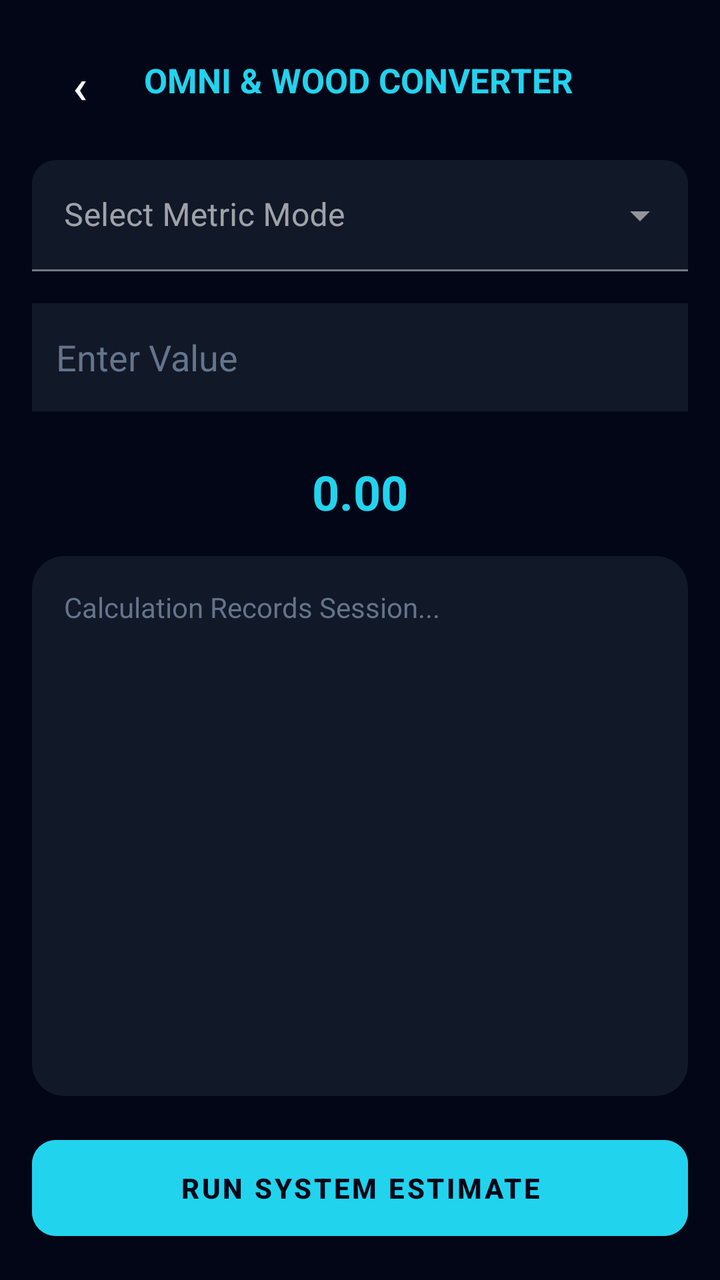
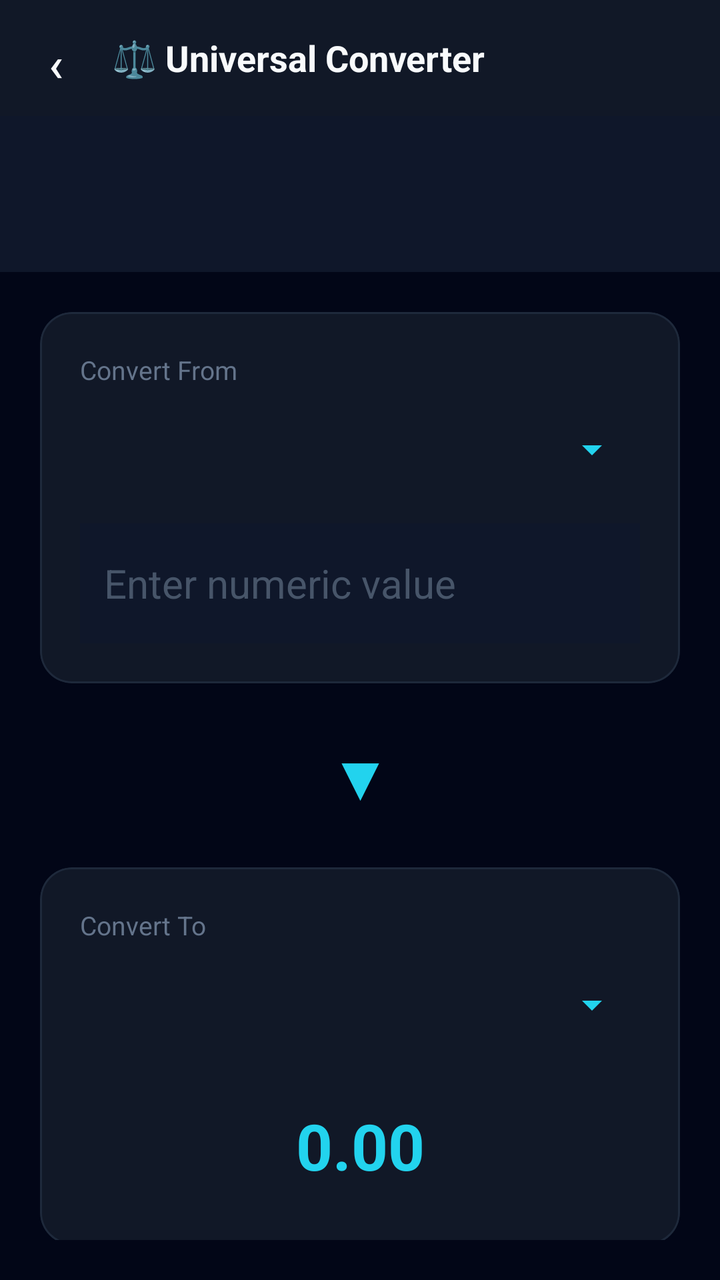

Two renders of the same Android screen: before a commit and after it. Below are the layout's source before the change and the commit's diff.
<!-- AndroidManifest.xml: application theme Theme.UltraCalc -->
<!-- res/layout/activity_converter.xml -->
<?xml version="1.0" encoding="utf-8"?>
<androidx.constraintlayout.widget.ConstraintLayout 
    xmlns:android="http://schemas.android.com/apk/res/android"
    xmlns:app="http://schemas.android.com/apk/res-auto"
    android:layout_width="match_parent"
    android:layout_height="match_parent"
    android:background="#020617"
    android:padding="16dp">

    <LinearLayout
        android:id="@+id/topBar"
        android:layout_width="match_parent"
        android:layout_height="wrap_content"
        android:orientation="horizontal"
        android:gravity="center_vertical"
        app:layout_constraintTop_toTopOf="parent">
        
        <com.google.android.material.button.MaterialButton
            android:id="@+id/btnBack"
            style="@style/Widget.MaterialComponents.Button.TextButton"
            android:layout_width="48dp"
            android:layout_height="48dp"
            android:text="‹"
            android:textSize="24sp"
            android:textColor="#F8FAFC"
            app:cornerRadius="24dp"/>
            
        <TextView
            android:layout_width="wrap_content"
            android:layout_height="wrap_content"
            android:text="OMNI &amp; WOOD CONVERTER"
            android:textColor="#22D3EE"
            android:textSize="17sp"
            android:textStyle="bold"
            android:layout_marginStart="8dp"/>
    </LinearLayout>

    <com.google.android.material.textfield.TextInputLayout
        android:id="@+id/dropdownContainer"
        style="@style/Widget.MaterialComponents.TextInputLayout.FilledBox.ExposedDropdownMenu"
        android:layout_width="match_parent"
        android:layout_height="wrap_content"
        android:layout_marginTop="16dp"
        app:boxBackgroundColor="#111827"
        app:boxCornerRadiusTopStart="12dp"
        app:boxCornerRadiusTopEnd="12dp"
        app:hintTextColor="#22D3EE"
        app:layout_constraintTop_toBottomOf="@id/topBar">

        <AutoCompleteTextView
            android:id="@+id/modeSelector"
            android:layout_width="match_parent"
            android:layout_height="wrap_content"
            android:hint="Select Metric Mode"
            android:inputType="none"
            android:textColor="#F8FAFC"/>
    </com.google.android.material.textfield.TextInputLayout>

    <LinearLayout
        android:id="@+id/inputContainer"
        android:layout_width="match_parent"
        android:layout_height="wrap_content"
        android:layout_marginTop="16dp"
        android:orientation="vertical"
        app:layout_constraintTop_toBottomOf="@id/dropdownContainer">

        <EditText
            android:id="@+id/inputPrimary"
            android:layout_width="match_parent"
            android:layout_height="54dp"
            android:background="#111827"
            android:padding="12dp"
            android:hint="Enter Value"
            android:textColorHint="#64748B"
            android:inputType="numberDecimal"
            android:textColor="#F8FAFC"
            android:layout_marginBottom="8dp"/>

        <EditText
            android:id="@+id/inputSecondary"
            android:layout_width="match_parent"
            android:layout_height="54dp"
            android:background="#111827"
            android:padding="12dp"
            android:hint="Width / Girth (in)"
            android:textColorHint="#64748B"
            android:inputType="numberDecimal"
            android:textColor="#F8FAFC"
            android:visibility="gone"
            android:layout_marginBottom="8dp"/>

        <EditText
            android:id="@+id/inputTertiary"
            android:layout_width="match_parent"
            android:layout_height="54dp"
            android:background="#111827"
            android:padding="12dp"
            android:hint="Thickness (in)"
            android:textColorHint="#64748B"
            android:inputType="numberDecimal"
            android:textColor="#F8FAFC"
            android:visibility="gone"
            android:layout_marginBottom="8dp"/>

        <LinearLayout
            android:layout_width="match_parent"
            android:layout_height="wrap_content"
            android:orientation="horizontal">

            <EditText
                android:id="@+id/inputPieces"
                android:layout_width="0dp"
                android:layout_height="54dp"
                android:layout_weight="1"
                android:background="#111827"
                android:padding="12dp"
                android:hint="No. of Pieces"
                android:textColorHint="#64748B"
                android:inputType="number"
                android:text="1"
                android:textColor="#F8FAFC"
                android:visibility="gone"
                android:layout_marginEnd="4dp"/>

            <EditText
                android:id="@+id/inputPricePerUnit"
                android:layout_width="0dp"
                android:layout_height="54dp"
                android:layout_weight="1.2"
                android:background="#111827"
                android:padding="12dp"
                android:hint="Price per Unit (৳)"
                android:textColorHint="#64748B"
                android:inputType="numberDecimal"
                android:textColor="#F8FAFC"
                android:visibility="gone"
                android:layout_marginStart="4dp"/>
        </LinearLayout>
    </LinearLayout>

    <TextView
        android:id="@+id/resultDisplay"
        android:layout_width="match_parent"
        android:layout_height="wrap_content"
        android:layout_marginTop="16dp"
        android:text="0.00"
        android:textColor="#22D3EE"
        android:textSize="24sp"
        android:gravity="center"
        android:textStyle="bold"
        app:layout_constraintTop_toBottomOf="@id/inputContainer"/>

    <androidx.cardview.widget.CardView
        android:layout_width="match_parent"
        android:layout_height="0dp"
        android:layout_marginTop="16dp"
        android:layout_marginBottom="16dp"
        app:cardBackgroundColor="#111827"
        app:cardCornerRadius="16dp"
        app:cardElevation="0dp"
        app:layout_constraintTop_toBottomOf="@id/resultDisplay"
        app:layout_constraintBottom_toTopOf="@id/btnAction">
        
        <ScrollView
            android:layout_width="match_parent"
            android:layout_height="match_parent"
            android:padding="16dp">
            <TextView
                android:id="@+id/historyList"
                android:layout_width="match_parent"
                android:layout_height="wrap_content"
                android:text="Calculation Records Session..."
                android:textColor="#64748B"
                android:lineSpacingExtra="6dp"/>
        </ScrollView>
    </androidx.cardview.widget.CardView>

    <com.google.android.material.button.MaterialButton
        android:id="@+id/btnAction"
        android:layout_width="match_parent"
        android:layout_height="60dp"
        android:text="RUN SYSTEM ESTIMATE"
        android:backgroundTint="#22D3EE"
        android:textColor="#020617"
        android:textStyle="bold"
        app:cornerRadius="12dp"
        app:layout_constraintBottom_toBottomOf="parent"/>

</androidx.constraintlayout.widget.ConstraintLayout>
<!-- resources referenced by this layout -->
<resources>
  <style name="Theme.UltraCalc" parent="Theme.MaterialComponents.NoActionBar">
          <item name="colorPrimary">@color/primary</item>
          <item name="colorPrimaryVariant">@color/primaryDark</item>
          <item name="colorOnPrimary">@color/white</item>
          <item name="colorSecondary">@color/accentCyan</item>
          <item name="android:windowBackground">@color/bg</item>
          <item name="android:statusBarColor">@color/bg</item>
          <item name="android:navigationBarColor">@color/bg</item>
          <item name="android:windowLightStatusBar">false</item>
      </style>
  <color name="primary">#7C6FFF</color>
  <color name="primaryDark">#5A4FCC</color>
  <color name="white">#FFFFFF</color>
  <color name="accentCyan">#00E5FF</color>
  <color name="bg">#0D0D1A</color>
</resources>

<!-- the commit's change to res/layout/activity_converter.xml (unified diff, before → after) -->
@@ -1,20 +1,20 @@
 <?xml version="1.0" encoding="utf-8"?>
-<androidx.constraintlayout.widget.ConstraintLayout 
-    xmlns:android="http://schemas.android.com/apk/res/android"
+<LinearLayout xmlns:android="http://schemas.android.com/apk/res/android"
     xmlns:app="http://schemas.android.com/apk/res-auto"
     android:layout_width="match_parent"
     android:layout_height="match_parent"
-    android:background="#020617"
-    android:padding="16dp">
+    android:orientation="vertical"
+    android:background="#020617">
 
     <LinearLayout
-        android:id="@+id/topBar"
         android:layout_width="match_parent"
-        android:layout_height="wrap_content"
+        android:layout_height="58dp"
         android:orientation="horizontal"
         android:gravity="center_vertical"
-        app:layout_constraintTop_toTopOf="parent">
-        
+        android:paddingStart="4dp"
+        android:paddingEnd="16dp"
+        android:background="#111827">
+
         <com.google.android.material.button.MaterialButton
             android:id="@+id/btnBack"
             style="@style/Widget.MaterialComponents.Button.TextButton"
@@ -24,166 +24,140 @@
             android:textSize="24sp"
             android:textColor="#F8FAFC"
             app:cornerRadius="24dp"/>
-            
+
         <TextView
             android:layout_width="wrap_content"
             android:layout_height="wrap_content"
-            android:text="OMNI &amp; WOOD CONVERTER"
-            android:textColor="#22D3EE"
-            android:textSize="17sp"
+            android:text="⚖️ Universal Converter"
+            android:textSize="18sp"
             android:textStyle="bold"
-            android:layout_marginStart="8dp"/>
+            android:textColor="#F8FAFC"
+            android:layout_marginStart="4dp"/>
     </LinearLayout>
 
-    <com.google.android.material.textfield.TextInputLayout
-        android:id="@+id/dropdownContainer"
-        style="@style/Widget.MaterialComponents.TextInputLayout.FilledBox.ExposedDropdownMenu"
+    <HorizontalScrollView
         android:layout_width="match_parent"
-        android:layout_height="wrap_content"
-        android:layout_marginTop="16dp"
-        app:boxBackgroundColor="#111827"
-        app:boxCornerRadiusTopStart="12dp"
-        app:boxCornerRadiusTopEnd="12dp"
-        app:hintTextColor="#22D3EE"
-        app:layout_constraintTop_toBottomOf="@id/topBar">
+        android:layout_height="78dp"
+        android:background="#0F172A"
+        android:scrollbars="none"
+        android:fillViewport="true">
+        
+        <LinearLayout
+            android:id="@+id/toolBar"
+            android:layout_width="wrap_content"
+            android:layout_height="match_parent"
+            android:orientation="horizontal"
+            android:gravity="center_vertical"/>
+    </HorizontalScrollView>
 
-        <AutoCompleteTextView
-            android:id="@+id/modeSelector"
-            android:layout_width="match_parent"
-            android:layout_height="wrap_content"
-            android:hint="Select Metric Mode"
-            android:inputType="none"
-            android:textColor="#F8FAFC"/>
-    </com.google.android.material.textfield.TextInputLayout>
-
-    <LinearLayout
-        android:id="@+id/inputContainer"
+    <ScrollView
         android:layout_width="match_parent"
-        android:layout_height="wrap_content"
-        android:layout_marginTop="16dp"
-        android:orientation="vertical"
-        app:layout_constraintTop_toBottomOf="@id/dropdownContainer">
-
-        <EditText
-            android:id="@+id/inputPrimary"
-            android:layout_width="match_parent"
-            android:layout_height="54dp"
-            android:background="#111827"
-            android:padding="12dp"
-            android:hint="Enter Value"
-            android:textColorHint="#64748B"
-            android:inputType="numberDecimal"
-            android:textColor="#F8FAFC"
-            android:layout_marginBottom="8dp"/>
-
-        <EditText
-            android:id="@+id/inputSecondary"
-            android:layout_width="match_parent"
-            android:layout_height="54dp"
-            android:background="#111827"
-            android:padding="12dp"
-            android:hint="Width / Girth (in)"
-            android:textColorHint="#64748B"
-            android:inputType="numberDecimal"
-            android:textColor="#F8FAFC"
-            android:visibility="gone"
-            android:layout_marginBottom="8dp"/>
-
-        <EditText
-            android:id="@+id/inputTertiary"
-            android:layout_width="match_parent"
-            android:layout_height="54dp"
-            android:background="#111827"
-            android:padding="12dp"
-            android:hint="Thickness (in)"
-            android:textColorHint="#64748B"
-            android:inputType="numberDecimal"
-            android:textColor="#F8FAFC"
-            android:visibility="gone"
-            android:layout_marginBottom="8dp"/>
-
+        android:layout_height="match_parent"
+        android:padding="20dp">
+        
         <LinearLayout
             android:layout_width="match_parent"
             android:layout_height="wrap_content"
-            android:orientation="horizontal">
+            android:orientation="vertical">
 
-            <EditText
-                android:id="@+id/inputPieces"
-                android:layout_width="0dp"
-                android:layout_height="54dp"
-                android:layout_weight="1"
-                android:background="#111827"
-                android:padding="12dp"
-                android:hint="No. of Pieces"
-                android:textColorHint="#64748B"
-                android:inputType="number"
-                android:text="1"
-                android:textColor="#F8FAFC"
-                android:visibility="gone"
-                android:layout_marginEnd="4dp"/>
-
-            <EditText
-                android:id="@+id/inputPricePerUnit"
-                android:layout_width="0dp"
-                android:layout_height="54dp"
-                android:layout_weight="1.2"
-                android:background="#111827"
-                android:padding="12dp"
-                android:hint="Price per Unit (৳)"
-                android:textColorHint="#64748B"
-                android:inputType="numberDecimal"
-                android:textColor="#F8FAFC"
-                android:visibility="gone"
-                android:layout_marginStart="4dp"/>
-        </LinearLayout>
-    </LinearLayout>
-
-    <TextView
-        android:id="@+id/resultDisplay"
-        android:layout_width="match_parent"
-        android:layout_height="wrap_content"
-        android:layout_marginTop="16dp"
-        android:text="0.00"
-        android:textColor="#22D3EE"
-        android:textSize="24sp"
-        android:gravity="center"
-        android:textStyle="bold"
-        app:layout_constraintTop_toBottomOf="@id/inputContainer"/>
-
-    <androidx.cardview.widget.CardView
-        android:layout_width="match_parent"
-        android:layout_height="0dp"
-        android:layout_marginTop="16dp"
-        android:layout_marginBottom="16dp"
-        app:cardBackgroundColor="#111827"
-        app:cardCornerRadius="16dp"
-        app:cardElevation="0dp"
-        app:layout_constraintTop_toBottomOf="@id/resultDisplay"
-        app:layout_constraintBottom_toTopOf="@id/btnAction">
-        
-        <ScrollView
-            android:layout_width="match_parent"
-            android:layout_height="match_parent"
-            android:padding="16dp">
-            <TextView
-                android:id="@+id/historyList"
+            <com.google.android.material.card.MaterialCardView
                 android:layout_width="match_parent"
                 android:layout_height="wrap_content"
-                android:text="Calculation Records Session..."
-                android:textColor="#64748B"
-                android:lineSpacingExtra="6dp"/>
-        </ScrollView>
-    </androidx.cardview.widget.CardView>
+                app:cardBackgroundColor="#111827"
+                app:cardCornerRadius="16dp"
+                app:strokeWidth="1dp"
+                app:strokeColor="#1E293B"
+                app:cardElevation="0dp"
+                android:layout_marginBottom="24dp">
 
-    <com.google.android.material.button.MaterialButton
-        android:id="@+id/btnAction"
-        android:layout_width="match_parent"
-        android:layout_height="60dp"
-        android:text="RUN SYSTEM ESTIMATE"
-        android:backgroundTint="#22D3EE"
-        android:textColor="#020617"
-        android:textStyle="bold"
-        app:cornerRadius="12dp"
-        app:layout_constraintBottom_toBottomOf="parent"/>
+                <LinearLayout
+                    android:layout_width="match_parent"
+                    android:layout_height="wrap_content"
+                    android:orientation="vertical"
+                    android:padding="20dp">
 
-</androidx.constraintlayout.widget.ConstraintLayout>
+                    <TextView
+                        android:layout_width="match_parent"
+                        android:layout_height="wrap_content"
+                        android:text="Convert From"
+                        android:textColor="#64748B"
+                        android:textSize="13sp"
+                        android:layout_marginBottom="6dp"/>
+
+                    <Spinner
+                        android:id="@+id/spinnerFrom"
+                        android:layout_width="match_parent"
+                        android:layout_height="50dp"
+                        android:backgroundTint="#22D3EE"
+                        android:layout_marginBottom="12dp"/>
+
+                    <EditText
+                        android:id="@+id/etInput"
+                        android:layout_width="match_parent"
+                        android:layout_height="60dp"
+                        android:background="#0F172A"
+                        android:hint="Enter numeric value"
+                        android:textColorHint="#475569"
+                        android:textColor="#F8FAFC"
+                        android:textSize="20sp"
+                        android:inputType="numberDecimal|numberSigned"
+                        android:padding="12dp"/>
+                </LinearLayout>
+            </com.google.android.material.card.MaterialCardView>
+
+            <TextView
+                android:layout_width="match_parent"
+                android:layout_height="wrap_content"
+                android:text="▼"
+                android:textSize="32sp"
+                android:textColor="#22D3EE"
+                android:gravity="center"
+                android:layout_marginBottom="24dp"/>
+
+            <com.google.android.material.card.MaterialCardView
+                android:layout_width="match_parent"
+                android:layout_height="wrap_content"
+                app:cardBackgroundColor="#111827"
+                app:cardCornerRadius="16dp"
+                app:strokeWidth="1dp"
+                app:strokeColor="#1E293B"
+                app:cardElevation="0dp">
+
+                <LinearLayout
+                    android:layout_width="match_parent"
+                    android:layout_height="wrap_content"
+                    android:orientation="vertical"
+                    android:padding="20dp">
+
+                    <TextView
+                        android:layout_width="match_parent"
+                        android:layout_height="wrap_content"
+                        android:text="Convert To"
+                        android:textColor="#64748B"
+                        android:textSize="13sp"
+                        android:layout_marginBottom="6dp"/>
+
+                    <Spinner
+                        android:id="@+id/spinnerTo"
+                        android:layout_width="match_parent"
+                        android:layout_height="50dp"
+                        android:backgroundTint="#22D3EE"
+                        android:layout_marginBottom="16dp"/>
+
+                    <TextView
+                        android:id="@+id/tvResult"
+                        android:layout_width="match_parent"
+                        android:layout_height="wrap_content"
+                        android:text="0.00"
+                        android:textColor="#22D3EE"
+                        android:textSize="32sp"
+                        android:textStyle="bold"
+                        android:gravity="center"
+                        android:padding="8dp"/>
+                </LinearLayout>
+            </com.google.android.material.card.MaterialCardView>
+            
+        </LinearLayout>
+    </ScrollView>
+
+</LinearLayout>
